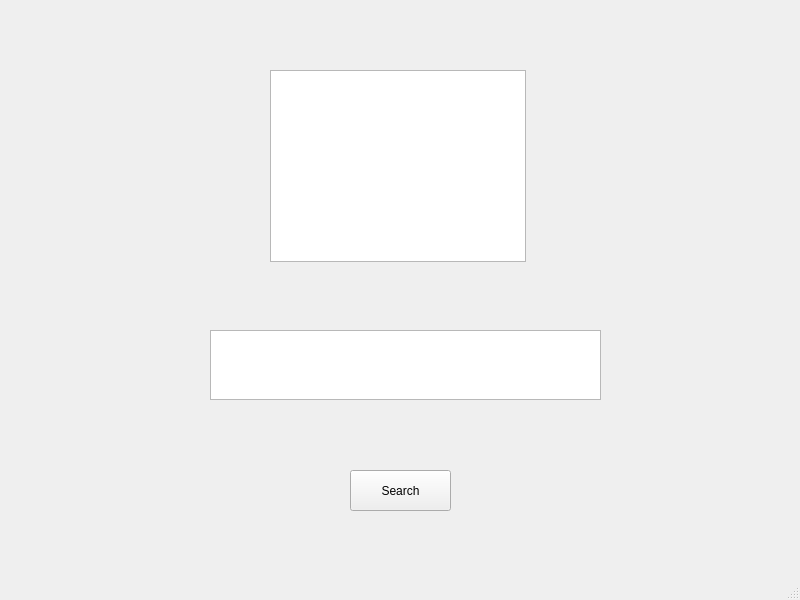
Qt form mainwindow.ui (makkacprzak/smog-control) before a commit.
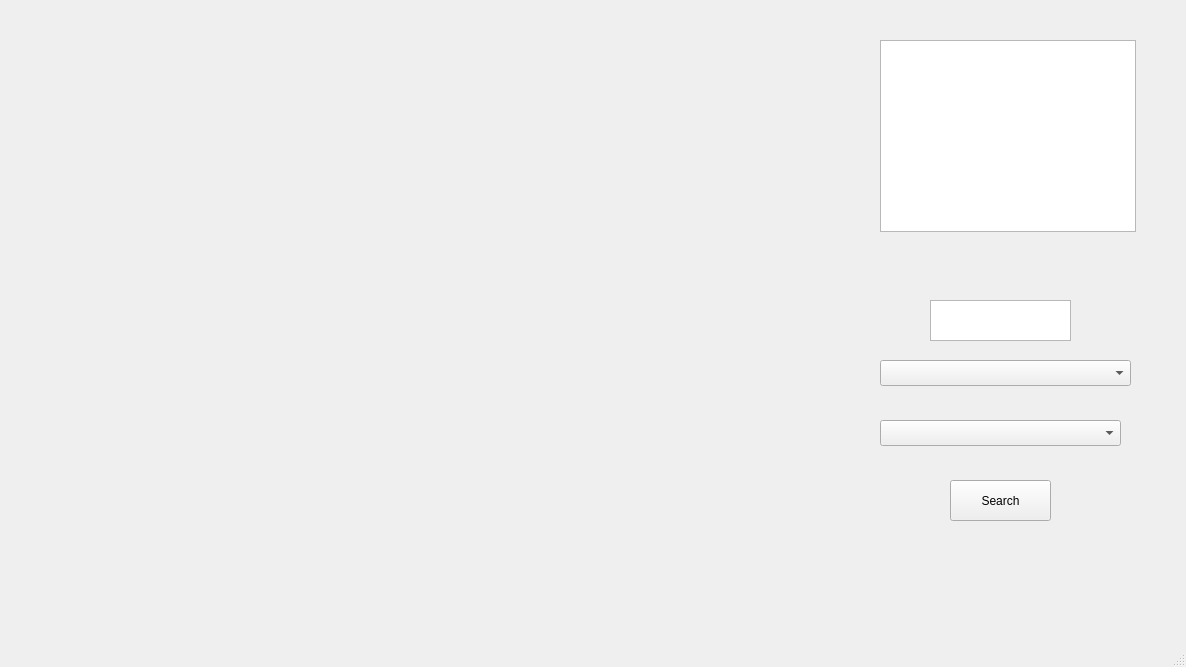
The same form after that commit.

Patch:
```diff
--- a/mainwindow.ui
+++ b/mainwindow.ui
@@ -6,8 +6,8 @@
    <rect>
     <x>0</x>
     <y>0</y>
-    <width>800</width>
-    <height>600</height>
+    <width>1186</width>
+    <height>667</height>
    </rect>
   </property>
   <property name="windowTitle">
@@ -17,18 +17,18 @@
    <widget class="QTextEdit" name="cityInput">
     <property name="geometry">
      <rect>
-      <x>210</x>
-      <y>330</y>
-      <width>391</width>
-      <height>70</height>
+      <x>930</x>
+      <y>300</y>
+      <width>141</width>
+      <height>41</height>
      </rect>
     </property>
    </widget>
    <widget class="QTextBrowser" name="displayData">
     <property name="geometry">
      <rect>
-      <x>270</x>
-      <y>70</y>
+      <x>880</x>
+      <y>40</y>
       <width>256</width>
       <height>192</height>
      </rect>
@@ -37,8 +37,8 @@
    <widget class="QPushButton" name="searchBtn">
     <property name="geometry">
      <rect>
-      <x>350</x>
-      <y>470</y>
+      <x>950</x>
+      <y>480</y>
       <width>101</width>
       <height>41</height>
      </rect>
@@ -47,6 +47,36 @@
      <string>Search</string>
     </property>
    </widget>
+   <widget class="QComboBox" name="stationComboBox">
+    <property name="geometry">
+     <rect>
+      <x>880</x>
+      <y>420</y>
+      <width>241</width>
+      <height>26</height>
+     </rect>
+    </property>
+   </widget>
+   <widget class="QComboBox" name="parameterComboBox">
+    <property name="geometry">
+     <rect>
+      <x>880</x>
+      <y>360</y>
+      <width>251</width>
+      <height>26</height>
+     </rect>
+    </property>
+   </widget>
+   <widget class="QWidget" name="chartContainer" native="true">
+    <property name="geometry">
+     <rect>
+      <x>30</x>
+      <y>40</y>
+      <width>761</width>
+      <height>481</height>
+     </rect>
+    </property>
+   </widget>
   </widget>
   <widget class="QMenuBar" name="menubar">
    <property name="geometry">
```
Left out of the diff: 2 changed lines with no effect on the pictures.
